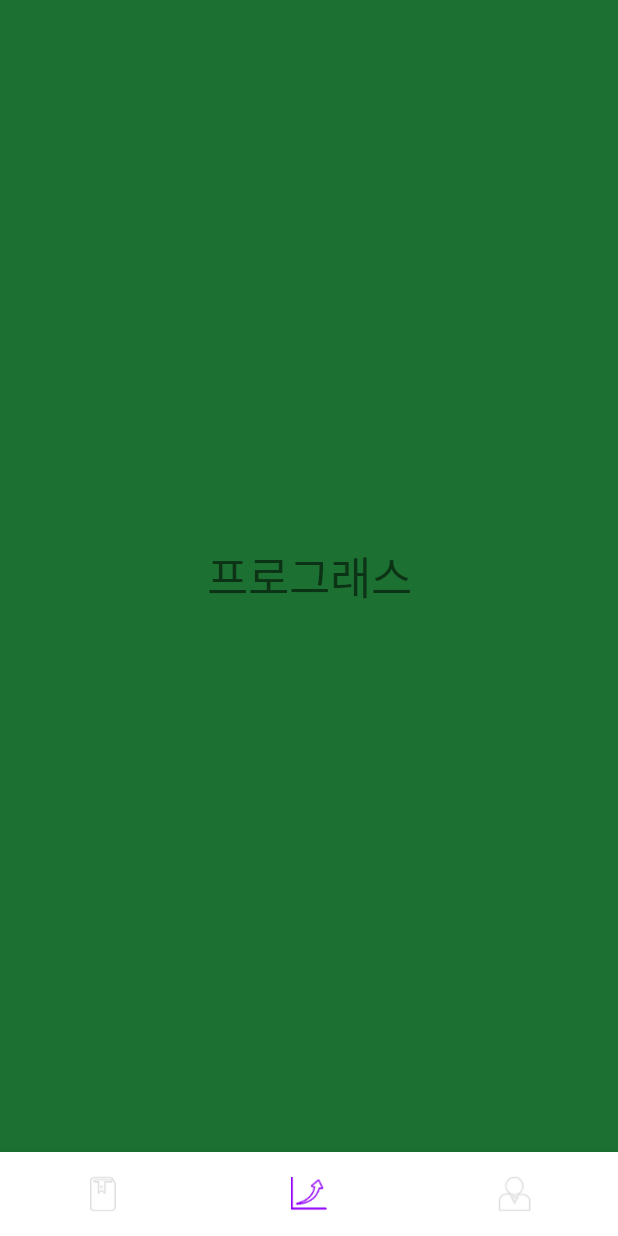
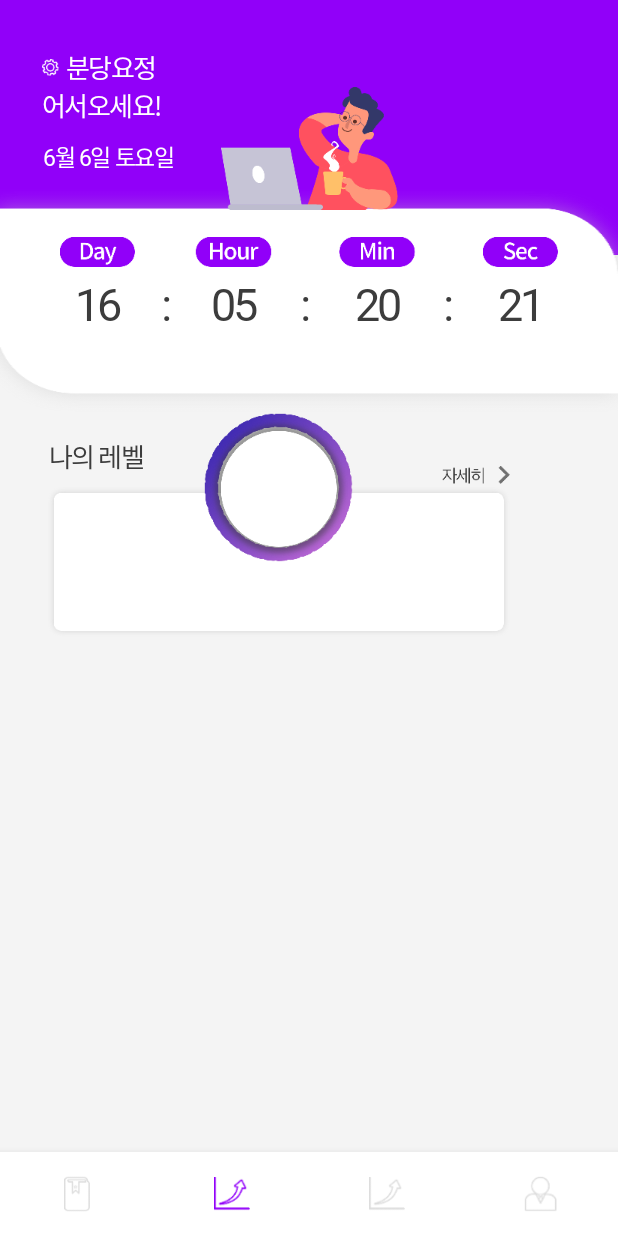
Before and after one commit to 1111111111-app/sNoker, an Android app: the MainActivity screen opened directly, with no data from a screen before it, item 2 of the bottom bar chosen, on a phone screen of 412 x 824 dp. Run offline under Robolectric (Android 15) with nearby library versions, the phone set to English and light mode, and no system bars; our stand-ins replace data binding.

Commit message:
Add Board Fragment

```diff
--- /dev/null
+++ b/app/src/main/java/com/example/snoker/view/fragment/BoardFragment.kt
@@ -0,0 +1,41 @@
+package com.example.snoker.view.fragment
+
+import android.content.Context
+import android.os.Bundle
+import android.util.Log
+import android.view.LayoutInflater
+import android.view.View
+import android.view.ViewGroup
+import androidx.fragment.app.Fragment
+import com.example.snoker.R
+
+class BoardFragment : Fragment() {
+    companion object {
+        const val TAG: String = "BoardFragment"
+
+        fun newInstance() : BoardFragment {
+            return BoardFragment()
+        }
+    }
+
+    override fun onCreate(savedInstanceState: Bundle?) {
+        super.onCreate(savedInstanceState)
+        Log.d(TAG, "BoardFragment On create Called")
+    }
+
+    // 프레그먼트를 안고 있는 액티비티에 붙었을때
+    override fun onAttach(context: Context) {
+        super.onAttach(context)
+        Log.d(TAG, "BoardFragment on Attach Called")
+    }
+
+    override fun onCreateView(
+        inflater: LayoutInflater,
+        container: ViewGroup?,
+        savedInstanceState: Bundle?
+    ): View? {
+        Log.d(TAG, "BoardFragment on Create View Called")
+
+        return inflater.inflate(R.layout.fragment_board, container, false)
+    }
+}
--- a/app/src/main/java/com/example/snoker/view/main/MainActivity.kt
+++ b/app/src/main/java/com/example/snoker/view/main/MainActivity.kt
@@ -8,6 +8,7 @@ import androidx.databinding.DataBindingUtil
 import com.example.snoker.R
 import com.example.snoker.base.BaseActivity
 import com.example.snoker.databinding.ActivityMainBinding
+import com.example.snoker.view.fragment.BoardFragment
 import com.example.snoker.view.fragment.MainFragment
 import com.example.snoker.view.fragment.MyPageFragment
 import com.example.snoker.view.fragment.ProgressFragment
@@ -20,6 +21,7 @@ class MainActivity : BaseActivity<ActivityMainBinding, MainViewModel>(),
     private lateinit var mainFragment: MainFragment
     private lateinit var progressFragment: ProgressFragment
     private lateinit var myPageFragment: MyPageFragment
+    private lateinit var boardFragment: BoardFragment
 
     companion object {
         const val TAG: String = "MainActivity"
@@ -52,6 +54,7 @@ class MainActivity : BaseActivity<ActivityMainBinding, MainViewModel>(),
         Log.d(TAG, "MainActivity on Navigation Item Selected Call")
 
         when(item.itemId) {
+
             R.id.main -> {
                 Log.d(TAG, "MainAcitivity 메인버튼 클릭")
                 mainFragment = MainFragment.newInstance()
@@ -59,6 +62,7 @@ class MainActivity : BaseActivity<ActivityMainBinding, MainViewModel>(),
                                         .replace(R.id.frame, mainFragment)
                                         .commit()
             }
+
             R.id.progress -> {
                 Log.d(TAG, "MainAcitivity 프로그래스버튼 클릭")
                 progressFragment = ProgressFragment.newInstance()
@@ -66,6 +70,7 @@ class MainActivity : BaseActivity<ActivityMainBinding, MainViewModel>(),
                     .replace(R.id.frame, progressFragment)
                     .commit()
             }
+
             R.id.mypage -> {
                 Log.d(TAG, "MainAcitivity 마이페이지버튼 클릭")
                 myPageFragment = MyPageFragment.newInstance()
@@ -73,6 +78,14 @@ class MainActivity : BaseActivity<ActivityMainBinding, MainViewModel>(),
                     .replace(R.id.frame, myPageFragment)
                     .commit()
             }
+
+            R.id.board -> {
+                Log.d(TAG, "MainAcitivity 게시판버튼 클릭")
+                boardFragment = BoardFragment.newInstance()
+                supportFragmentManager.beginTransaction()
+                    .replace(R.id.frame, boardFragment)
+                    .commit()
+            }
         }
         return true
     }
--- /dev/null
+++ b/app/src/main/res/layout/fragment_board.xml
@@ -0,0 +1,330 @@
+<?xml version="1.0" encoding="utf-8"?>
+<layout xmlns:android="http://schemas.android.com/apk/res/android"
+    xmlns:app="http://schemas.android.com/apk/res-auto"
+    xmlns:tools="http://schemas.android.com/tools">
+
+    <data>
+        <variable
+            name="viewmodel"
+            type="com.example.snoker.view.fragment.MainFragment" />
+    </data>
+
+    <androidx.constraintlayout.widget.ConstraintLayout
+        android:layout_width="match_parent"
+        android:layout_height="match_parent"
+        android:background="#f4f4f4"
+        tools:context=".MainFragment">
+
+
+        <ImageView
+            android:id="@+id/backGroundImage"
+            android:layout_width="match_parent"
+            android:layout_height="wrap_content"
+            android:background="@drawable/bg_3"
+            app:layout_constraintEnd_toEndOf="parent"
+            app:layout_constraintStart_toStartOf="parent"
+            app:layout_constraintTop_toTopOf="parent" />
+
+        <ImageView
+            android:id="@+id/sectionImage"
+            android:layout_width="match_parent"
+            android:layout_height="wrap_content"
+            android:layout_marginTop="126dp"
+            android:background="@drawable/section_1_bg"
+            app:layout_constraintTop_toTopOf="@+id/backGroundImage"
+            tools:layout_editor_absoluteX="0dp" />
+
+        <ImageView
+            android:id="@+id/characterImage"
+            android:layout_width="wrap_content"
+            android:layout_height="wrap_content"
+            android:layout_marginBottom="135dp"
+            android:background="@drawable/character"
+            app:layout_constraintBottom_toBottomOf="@+id/sectionImage"
+            app:layout_constraintEnd_toEndOf="parent"
+            app:layout_constraintStart_toStartOf="@+id/backGroundImage" />
+
+        <ImageView
+            android:id="@+id/settingImage"
+            android:layout_width="11dp"
+            android:layout_height="11dp"
+            android:layout_marginEnd="4dp"
+            android:layout_marginRight="4dp"
+            app:layout_constraintBottom_toTopOf="@+id/introText"
+            app:layout_constraintEnd_toStartOf="@+id/idText"
+            app:layout_constraintTop_toTopOf="@+id/idText"
+            app:srcCompat="@drawable/icon_setting" />
+
+        <ImageView
+            android:id="@+id/dayImage"
+            android:layout_width="wrap_content"
+            android:layout_height="wrap_content"
+            android:layout_marginStart="40dp"
+            android:layout_marginLeft="40dp"
+            android:layout_marginTop="16dp"
+            app:layout_constraintStart_toStartOf="parent"
+            app:layout_constraintTop_toBottomOf="@+id/characterImage"
+            app:srcCompat="@drawable/day" />
+
+        <ImageView
+            android:id="@+id/minImage"
+            android:layout_width="wrap_content"
+            android:layout_height="wrap_content"
+            android:layout_marginStart="40dp"
+            android:layout_marginLeft="40dp"
+            android:layout_marginEnd="40dp"
+            android:layout_marginRight="40dp"
+            app:layout_constraintBottom_toBottomOf="@+id/hourImage"
+            app:layout_constraintEnd_toStartOf="@+id/secImage"
+            app:layout_constraintStart_toEndOf="@+id/hourImage"
+            app:layout_constraintTop_toTopOf="@+id/hourImage"
+            app:srcCompat="@drawable/min" />
+
+        <ImageView
+            android:id="@+id/hourImage"
+            android:layout_width="wrap_content"
+            android:layout_height="wrap_content"
+            android:layout_marginStart="40dp"
+            android:layout_marginLeft="40dp"
+            app:layout_constraintBottom_toBottomOf="@+id/dayImage"
+            app:layout_constraintStart_toEndOf="@+id/dayImage"
+            app:layout_constraintTop_toTopOf="@+id/dayImage"
+            app:srcCompat="@drawable/hour" />
+
+        <ImageView
+            android:id="@+id/secImage"
+            android:layout_width="wrap_content"
+            android:layout_height="wrap_content"
+            android:layout_marginEnd="40dp"
+            android:layout_marginRight="40dp"
+            app:layout_constraintBottom_toBottomOf="@+id/minImage"
+            app:layout_constraintEnd_toEndOf="parent"
+            app:layout_constraintTop_toTopOf="@+id/minImage"
+            app:srcCompat="@drawable/sec" />
+
+        <TextView
+            android:id="@+id/idText"
+            android:layout_width="wrap_content"
+            android:layout_height="wrap_content"
+            android:layout_marginTop="32dp"
+            android:text="분당요정"
+            android:textSize="17sp"
+            android:textColor="#ffffff"
+            android:letterSpacing="-0.06"
+            android:gravity="center_horizontal"
+            android:includeFontPadding="false"
+            android:lineSpacingExtra="0dp"
+            android:fontFamily="@font/noto_sans_kr_bold"
+            app:layout_constraintEnd_toStartOf="@+id/characterImage"
+            app:layout_constraintStart_toStartOf="parent"
+            app:layout_constraintTop_toTopOf="parent" />
+
+        <TextView
+            android:id="@+id/introText"
+            android:layout_width="wrap_content"
+            android:layout_height="wrap_content"
+            android:fontFamily="@font/noto_sans_kr_regular"
+            android:gravity="center_horizontal"
+            android:includeFontPadding="false"
+            android:letterSpacing="-0.06"
+            android:lineSpacingExtra="0dp"
+            android:text="어서오세요!"
+            android:textColor="#ffffff"
+            android:textSize="17sp"
+            app:layout_constraintStart_toStartOf="@+id/settingImage"
+            app:layout_constraintTop_toBottomOf="@+id/idText" />
+
+        <TextView
+            android:id="@+id/dateText"
+            android:layout_width="wrap_content"
+            android:layout_height="wrap_content"
+            android:layout_marginTop="10dp"
+            android:fontFamily="@font/noto_sans_kr_regular"
+            android:gravity="center_horizontal"
+            android:includeFontPadding="false"
+            android:letterSpacing="-0.06"
+            android:lineSpacingExtra="0dp"
+            android:text="6월 6일 토요일"
+            android:textColor="#ffffff"
+            android:textSize="15sp"
+            app:layout_constraintStart_toStartOf="@+id/settingImage"
+            app:layout_constraintTop_toBottomOf="@+id/introText" />
+
+        <TextView
+            android:id="@+id/dayText"
+            android:layout_width="wrap_content"
+            android:layout_height="wrap_content"
+            android:layout_marginTop="8dp"
+            android:fontFamily="@font/noto_sans_kr_bold"
+            android:gravity="center_horizontal"
+            android:includeFontPadding="false"
+            android:letterSpacing="-0.06"
+            android:lineSpacingExtra="0dp"
+            android:text="16"
+            android:textColor="#3c3c3c"
+            android:textSize="30sp"
+            app:layout_constraintEnd_toEndOf="@+id/dayImage"
+            app:layout_constraintStart_toStartOf="@+id/dayImage"
+            app:layout_constraintTop_toBottomOf="@+id/dayImage" />
+
+        <TextView
+            android:id="@+id/hourText"
+            android:layout_width="wrap_content"
+            android:layout_height="wrap_content"
+            android:layout_marginTop="8dp"
+            android:fontFamily="@font/noto_sans_kr_bold"
+            android:gravity="center_horizontal"
+            android:includeFontPadding="false"
+            android:letterSpacing="-0.06"
+            android:lineSpacingExtra="0dp"
+            android:text="05"
+            android:textColor="#3c3c3c"
+            android:textSize="30sp"
+            app:layout_constraintEnd_toEndOf="@+id/hourImage"
+            app:layout_constraintStart_toStartOf="@+id/hourImage"
+            app:layout_constraintTop_toBottomOf="@+id/hourImage" />
+
+        <TextView
+            android:id="@+id/minText"
+            android:layout_width="wrap_content"
+            android:layout_height="wrap_content"
+            android:layout_marginTop="8dp"
+            android:fontFamily="@font/noto_sans_kr_bold"
+            android:gravity="center_horizontal"
+            android:includeFontPadding="false"
+            android:letterSpacing="-0.06"
+            android:lineSpacingExtra="0dp"
+            android:text="20"
+            android:textColor="#3c3c3c"
+            android:textSize="30sp"
+            app:layout_constraintEnd_toEndOf="@+id/minImage"
+            app:layout_constraintStart_toStartOf="@+id/minImage"
+            app:layout_constraintTop_toBottomOf="@+id/minImage" />
+
+        <TextView
+            android:id="@+id/secText"
+            android:layout_width="wrap_content"
+            android:layout_height="wrap_content"
+            android:layout_marginTop="8dp"
+            android:fontFamily="@font/noto_sans_kr_bold"
+            android:gravity="center_horizontal"
+            android:includeFontPadding="false"
+            android:letterSpacing="-0.06"
+            android:lineSpacingExtra="0dp"
+            android:text="21"
+            android:textColor="#3c3c3c"
+            android:textSize="30sp"
+            app:layout_constraintEnd_toEndOf="@+id/secImage"
+            app:layout_constraintStart_toStartOf="@+id/secImage"
+            app:layout_constraintTop_toBottomOf="@+id/secImage" />
+
+        <TextView
+            android:id="@+id/dayToHourText"
+            android:layout_width="wrap_content"
+            android:layout_height="wrap_content"
+            android:layout_marginTop="8dp"
+            android:fontFamily="@font/noto_sans_kr_bold"
+            android:gravity="center_horizontal"
+            android:includeFontPadding="false"
+            android:letterSpacing="-0.06"
+            android:lineSpacingExtra="0dp"
+            android:text=":"
+            android:textColor="#3c3c3c"
+            android:textSize="30sp"
+            app:layout_constraintEnd_toEndOf="@+id/hourImage"
+            app:layout_constraintStart_toStartOf="@+id/dayImage"
+            app:layout_constraintTop_toBottomOf="@+id/dayImage" />
+
+        <TextView
+            android:id="@+id/hourToMinText"
+            android:layout_width="wrap_content"
+            android:layout_height="wrap_content"
+            android:layout_marginTop="8dp"
+            android:fontFamily="@font/noto_sans_kr_bold"
+            android:gravity="center_horizontal"
+            android:includeFontPadding="false"
+            android:letterSpacing="-0.06"
+            android:lineSpacingExtra="0dp"
+            android:text=":"
+            android:textColor="#3c3c3c"
+            android:textSize="30sp"
+            app:layout_constraintEnd_toEndOf="@+id/minImage"
+            app:layout_constraintStart_toStartOf="@+id/hourImage"
+            app:layout_constraintTop_toBottomOf="@+id/hourImage" />
+
+        <TextView
+            android:id="@+id/minToSecText"
+            android:layout_width="wrap_content"
+            android:layout_height="wrap_content"
+            android:layout_marginTop="8dp"
+            android:fontFamily="@font/noto_sans_kr_bold"
+            android:gravity="center_horizontal"
+            android:includeFontPadding="false"
+            android:letterSpacing="-0.06"
+            android:lineSpacingExtra="0dp"
+            android:text=":"
+            android:textColor="#3c3c3c"
+            android:textSize="30sp"
+            app:layout_constraintEnd_toEndOf="@+id/secImage"
+            app:layout_constraintStart_toStartOf="@+id/minImage"
+            app:layout_constraintTop_toBottomOf="@+id/minImage" />
+
+        <TextView
+            android:id="@+id/levelText"
+            android:layout_width="wrap_content"
+            android:layout_height="wrap_content"
+            android:layout_marginStart="32dp"
+            android:layout_marginLeft="32dp"
+            android:layout_marginTop="16dp"
+            android:fontFamily="@font/noto_sans_kr_bold"
+            android:gravity="center_horizontal"
+            android:includeFontPadding="false"
+            android:letterSpacing="-0.06"
+            android:lineSpacingExtra="0dp"
+            android:text="나의 레벨"
+            android:textColor="#3c3c3c"
+            android:textSize="17sp"
+            app:layout_constraintStart_toStartOf="parent"
+            app:layout_constraintTop_toBottomOf="@+id/sectionImage" />
+
+        <ImageView
+            android:id="@+id/levelmage"
+            android:layout_width="wrap_content"
+            android:layout_height="wrap_content"
+            android:layout_marginTop="8dp"
+            android:background="@drawable/section_2_bg"
+            app:layout_constraintStart_toStartOf="@+id/levelText"
+            app:layout_constraintTop_toBottomOf="@+id/levelText" />
+
+        <ImageView
+            android:id="@+id/progressBelowImage"
+            android:layout_width="wrap_content"
+            android:layout_height="wrap_content"
+            android:layout_marginBottom="50dp"
+            android:background="@drawable/below"
+            app:layout_constraintBottom_toBottomOf="@+id/levelmage"
+            app:layout_constraintEnd_toEndOf="@+id/levelmage"
+            app:layout_constraintHorizontal_bias="0.497"
+            app:layout_constraintStart_toStartOf="@+id/levelmage" />
+
+        <ImageView
+            android:id="@+id/progressAboveImage"
+            android:layout_width="wrap_content"
+            android:layout_height="wrap_content"
+            android:layout_marginBottom="52dp"
+            android:background="@drawable/above"
+            app:layout_constraintBottom_toBottomOf="@+id/levelmage"
+            app:layout_constraintEnd_toEndOf="@+id/levelmage"
+            app:layout_constraintStart_toStartOf="@+id/levelmage" />
+
+        <ImageView
+            android:id="@+id/levelSeeDetailImage"
+            android:layout_width="wrap_content"
+            android:layout_height="wrap_content"
+            android:layout_marginBottom="2dp"
+            android:background="@drawable/see_detail"
+            app:layout_constraintBottom_toTopOf="@+id/levelmage"
+            app:layout_constraintEnd_toEndOf="@+id/levelmage" />
+
+    </androidx.constraintlayout.widget.ConstraintLayout>
+</layout>
--- a/app/src/main/res/menu/navigation_items.xml
+++ b/app/src/main/res/menu/navigation_items.xml
@@ -6,6 +6,13 @@
         android:icon="@drawable/icon_main"
         android:title="main"
         android:gravity="center"
+        />
+    <item
+        android:id="@+id/board"
+        android:enabled="true"
+        android:icon="@drawable/icon_progress"
+        android:title="board"
+        android:gravity="center_horizontal"
         />
 
     <item
```
